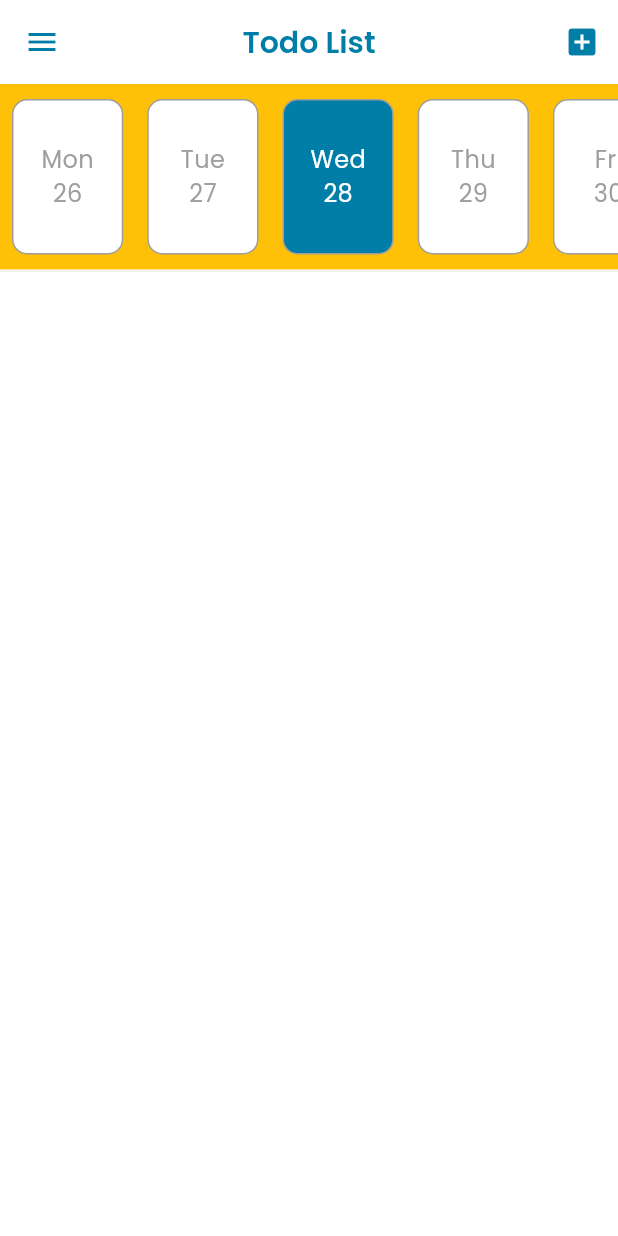
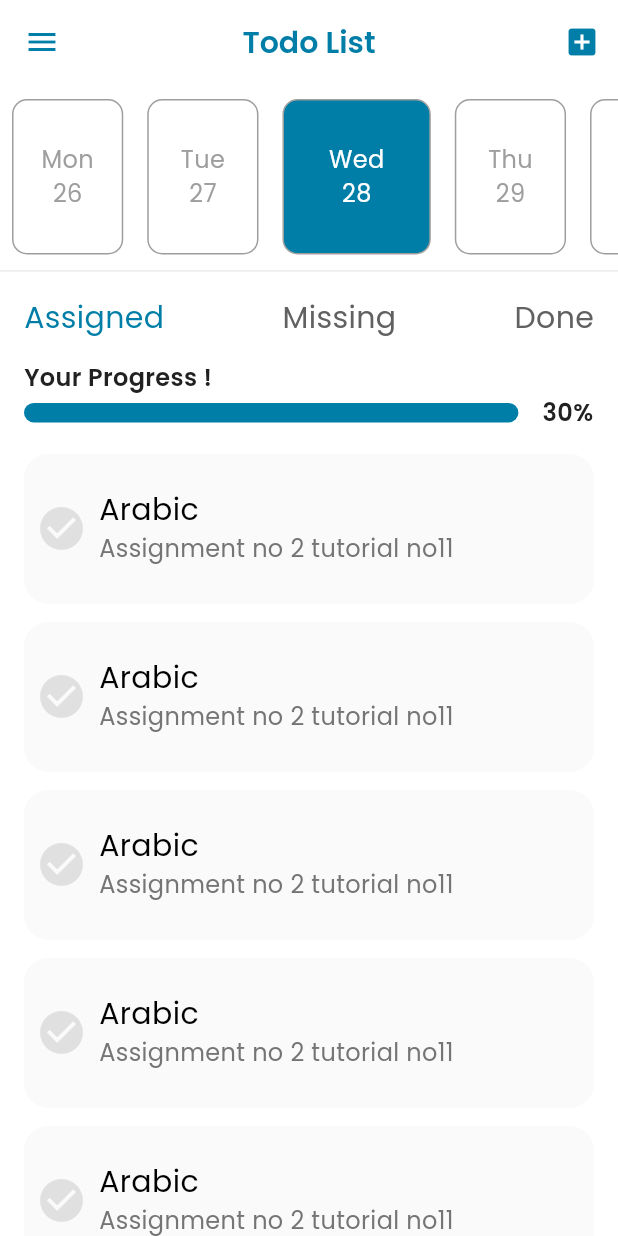
Before and after one commit to mahdymohamed6/Academiq-main, a Flutter app: the screen it shows after launch, on a phone screen of 412 x 824 dp. Run offline on Flutter 3.47's test engine with Material 3 defaults, Android fonts, the phone set to English and light mode, and no system bars.

Commit message:
to do screen pt 1

```diff
--- a/lib/TodoScreen.dart
+++ /dev/null
@@ -1,119 +0,0 @@
-import 'package:carousel_slider/carousel_slider.dart';
-import 'package:flutter/material.dart';
-import 'package:necessities/constants.dart';
-import 'package:necessities/core/styles.dart';
-import 'package:necessities/widgets/custom_appbar.dart';
-
-class TodoScreen extends StatefulWidget {
-  const TodoScreen({super.key});
-
-  @override
-  State<TodoScreen> createState() => _TodoScreenState();
-}
-
-class _TodoScreenState extends State<TodoScreen> {
-  int selectedDateIndex = 2;
-  List dayList = [
-    "Mon",
-    "Tue",
-    "Wed",
-    "Thu",
-    "Fri",
-    "Sat",
-  ];
-  List dateList = [
-    "26",
-    "27",
-    "28",
-    "29",
-    "30",
-    "31",
-  ];
-
-  @override
-  Widget build(BuildContext context) {
-    double width = MediaQuery.of(context).size.width;
-    double height = MediaQuery.of(context).size.height;
-
-    return Scaffold(
-      backgroundColor: Colors.white,
-      appBar: customAppBar(
-          Text(
-            'Todo List',
-            style: TextStyle(
-                color: primaryColor1,
-                fontSize: 20,
-                fontWeight: FontWeight.w600,
-                fontFamily: 'Poppins'),
-          ),
-          [
-            IconButton(
-              onPressed: () {},
-              icon: Icon(Icons.add_box),
-              color: primaryColor1,
-            )
-          ]),
-      body: Column(
-        children: [
-          Container(
-            height: height * 0.15,
-            color: Colors.amber,
-            child: ListView.builder(
-              scrollDirection: Axis.horizontal,
-              itemCount: dateList.length,
-              itemBuilder: (context, index) {
-                return GestureDetector(
-                  onTap: () {
-                    setState(() {
-                      selectedDateIndex = index;
-                    });
-                  },
-                  child: Padding(
-                    padding: const EdgeInsets.symmetric(
-                      horizontal: 8.0,
-                      vertical: 10,
-                    ),
-                    child: Container(
-                      width: width * 0.18,
-                      height: height * 0.1, // Set the fixed height to 200
-                      decoration: BoxDecoration(
-                          color: selectedDateIndex == index
-                              ? primaryColor1
-                              : Colors.white,
-                          borderRadius: BorderRadius.all(Radius.circular(10)),
-                          border: Border.all(color: Colors.grey)),
-                      child: Column(
-                        mainAxisAlignment: MainAxisAlignment.center,
-                        children: [
-                          Text(dayList[index],
-                              style: Style().title.copyWith(
-                                    color: selectedDateIndex == index
-                                        ? Colors.white
-                                        : Colors.grey,
-                                    fontSize: 16.0,
-                                  )),
-                          Text(
-                            dateList[index],
-                           style: Style().title.copyWith(
-                                    color: selectedDateIndex == index
-                                        ? Colors.white
-                                        : Colors.grey,
-                                    fontSize: 16.0,
-                                  )),
-                        ],
-                      ),
-                    ),
-                  ),
-                );
-              },
-            ),
-          ),
-          Divider(
-            height: 2,
-            color: Colors.grey.withOpacity(0.2),
-          )
-        ],
-      ),
-    );
-  }
-}
--- /dev/null
+++ b/lib/features/to_do_screen/Presentation/TodoScreen.dart
@@ -0,0 +1,319 @@
+import 'package:flutter/material.dart';
+import 'package:necessities/constants.dart';
+import 'package:necessities/core/styles.dart';
+import 'package:necessities/widgets/custom_appbar.dart';
+
+class TodoScreen extends StatefulWidget {
+  const TodoScreen({super.key});
+
+  @override
+  State<TodoScreen> createState() => _TodoScreenState();
+}
+
+class _TodoScreenState extends State<TodoScreen> {
+  int selectedDateIndex = 2;
+  List dayList = [
+    "Mon",
+    "Tue",
+    "Wed",
+    "Thu",
+    "Fri",
+    "Sat",
+  ];
+  List dateList = [
+    "26",
+    "27",
+    "28",
+    "29",
+    "30",
+    "31",
+  ];
+
+  @override
+  Widget build(BuildContext context) {
+    double width = MediaQuery.of(context).size.width;
+    double height = MediaQuery.of(context).size.height;
+
+    return Scaffold(
+      backgroundColor: Colors.white,
+      appBar: customAppBar(
+        Text(
+          'Todo List',
+          style: TextStyle(
+            color: primaryColor1,
+            fontSize: 20,
+            fontWeight: FontWeight.w600,
+            fontFamily: 'Poppins',
+          ),
+        ),
+        [
+          IconButton(
+            onPressed: () {},
+            icon: Icon(Icons.add_box),
+            color: primaryColor1,
+          )
+        ],
+      ),
+      body: Column(
+        crossAxisAlignment: CrossAxisAlignment.start,
+        children: [
+          Container(
+            height: height * 0.15,
+            child: ListView.builder(
+              scrollDirection: Axis.horizontal,
+              itemCount: dateList.length,
+              itemBuilder: (context, index) {
+                return GestureDetector(
+                  onTap: () {
+                    setState(() {
+                      selectedDateIndex = index;
+                    });
+                  },
+                  child: Padding(
+                    padding: const EdgeInsets.symmetric(
+                      horizontal: 8.0,
+                      vertical: 10,
+                    ),
+                    child: AnimatedContainer(
+                      duration: Duration(milliseconds: 300),
+                      width: selectedDateIndex == index
+                          ? width * 0.24
+                          : width * 0.18,
+                      height: selectedDateIndex == index
+                          ? height * 0.16
+                          : height * 0.1,
+                      decoration: BoxDecoration(
+                        color: selectedDateIndex == index
+                            ? primaryColor1
+                            : Colors.white,
+                        borderRadius: BorderRadius.all(Radius.circular(10)),
+                        border: Border.all(color: Colors.grey),
+                      ),
+                      child: Column(
+                        mainAxisAlignment: MainAxisAlignment.center,
+                        children: [
+                          Text(
+                            dayList[index],
+                            style: Style().title.copyWith(
+                                  color: selectedDateIndex == index
+                                      ? Colors.white
+                                      : Colors.grey,
+                                  fontSize: 16.0,
+                                ),
+                          ),
+                          Text(
+                            dateList[index],
+                            style: Style().title.copyWith(
+                                  color: selectedDateIndex == index
+                                      ? Colors.white
+                                      : Colors.grey,
+                                  fontSize: 16.0,
+                                ),
+                          ),
+                        ],
+                      ),
+                    ),
+                  ),
+                );
+              },
+            ),
+          ),
+          Divider(
+            height: 2,
+            color: Colors.grey.withOpacity(0.2),
+          ),
+          const SizedBox(
+            height: 16,
+          ),
+          const AssignedMissingDoneRow(),
+          const SizedBox(
+            height: 14,
+          ),
+          Padding(
+            padding: const EdgeInsets.symmetric(horizontal: 16),
+            child: Text(
+              'Your Progress !',
+              style: TextStyle(
+                color: Colors.grey.shade900,
+                fontSize: 16,
+                fontWeight: FontWeight.w600,
+                fontFamily: 'Poppins',
+              ),
+            ),
+          ),
+          const ProgressBar(),
+          const SizedBox(
+            height: 16,
+          ),
+          Expanded(
+            child: ListView.builder(
+                scrollDirection: Axis.vertical,
+                itemCount: 10,
+                itemBuilder: (context, index) {
+                  return Padding(
+                    padding: const EdgeInsets.only(bottom: 12),
+                    child: SubjectsListViewItem(),
+                  );
+                }),
+          )
+        ],
+      ),
+    );
+  }
+}
+
+class SubjectsListViewItem extends StatefulWidget {
+  const SubjectsListViewItem({
+    Key? key,
+  }) : super(key: key);
+
+  @override
+  // ignore: library_private_types_in_public_api
+  _SubjectsListViewItemState createState() => _SubjectsListViewItemState();
+}
+
+class _SubjectsListViewItemState extends State<SubjectsListViewItem> {
+  bool isPressed = false;
+
+  @override
+  Widget build(BuildContext context) {
+    return Padding(
+      padding: const EdgeInsets.symmetric(horizontal: 16),
+      child: Container(
+        height: 100,
+        width: MediaQuery.of(context).size.width,
+        decoration: BoxDecoration(
+          color: Colors.grey.shade50,
+          borderRadius: BorderRadius.circular(16),
+        ),
+        child: Row(
+          children: [
+            IconButton(
+              onPressed: () {
+                setState(() {
+                  isPressed = !isPressed;
+                });
+              },
+              icon: Icon(
+                Icons.check_circle,
+                size: 34,
+                color: isPressed ? Colors.green : Colors.grey.shade300,
+              ),
+            ),
+            Padding(
+              padding: const EdgeInsets.symmetric(vertical: 23),
+              child: Column(
+                crossAxisAlignment: CrossAxisAlignment.start,
+                children: [
+                  const Text(
+                    'Arabic',
+                    style: TextStyle(
+                      color: Colors.black,
+                      fontSize: 20,
+                      fontWeight: FontWeight.w500,
+                      fontFamily: 'Poppins',
+                    ),
+                  ),
+                  Text(
+                    'Assignment no 2 tutorial no11',
+                    style: TextStyle(
+                      color: Colors.grey.shade600,
+                      fontSize: 16,
+                      fontWeight: FontWeight.w500,
+                      fontFamily: 'Poppins',
+                    ),
+                  )
+                ],
+              ),
+            )
+          ],
+        ),
+      ),
+    );
+  }
+}
+
+class ProgressBar extends StatelessWidget {
+  const ProgressBar({
+    super.key,
+  });
+
+  @override
+  Widget build(BuildContext context) {
+    return Padding(
+      padding: const EdgeInsets.symmetric(horizontal: 16),
+      child: Row(
+        children: [
+          Padding(
+            padding: const EdgeInsets.only(right: 16),
+            child: Container(
+              height: 13,
+              width: MediaQuery.of(context).size.width * 0.8,
+              decoration: BoxDecoration(
+                  color: primaryColor1,
+                  borderRadius: BorderRadius.circular(22)),
+            ),
+          ),
+          Text(
+            '30%',
+            style: TextStyle(
+              color: Colors.grey.shade900,
+              fontSize: 16,
+              fontWeight: FontWeight.w600,
+              fontFamily: 'Poppins',
+            ),
+          ),
+        ],
+      ),
+    );
+  }
+}
+
+class AssignedMissingDoneRow extends StatefulWidget {
+  const AssignedMissingDoneRow({
+    Key? key,
+  }) : super(key: key);
+
+  @override
+  // ignore: library_private_types_in_public_api
+  _AssignedMissingDoneRowState createState() => _AssignedMissingDoneRowState();
+}
+
+class _AssignedMissingDoneRowState extends State<AssignedMissingDoneRow> {
+  List<String> textList = ['Assigned', 'Missing', 'Done'];
+  int selectedIndex = 0;
+
+  @override
+  Widget build(BuildContext context) {
+    return Padding(
+      padding: const EdgeInsets.symmetric(horizontal: 16),
+      child: Row(
+        mainAxisAlignment: MainAxisAlignment.spaceBetween,
+        children: List.generate(textList.length, (index) {
+          return GestureDetector(
+            onTap: () {
+              setState(() {
+                selectedIndex = index;
+              });
+            },
+            child: Column(
+              children: [
+                Text(
+                  textList[index],
+                  style: TextStyle(
+                    color: index == selectedIndex
+                        ? primaryColor1 // or any color you prefer for selected
+                        : Colors.grey.shade700,
+                    fontSize: 20,
+                    fontWeight: FontWeight.w300,
+                    fontFamily: 'Poppins',
+                  ),
+                ),
+              ],
+            ),
+          );
+        }),
+      ),
+    );
+  }
+}
--- a/lib/main.dart
+++ b/lib/main.dart
@@ -1,8 +1,5 @@
 import 'package:flutter/material.dart';
-import 'package:necessities/Login.dart';
-import 'package:necessities/TodoScreen.dart';
-import 'package:necessities/home.dart';
-import 'package:necessities/splash.dart';
+import 'package:necessities/features/to_do_screen/Presentation/TodoScreen.dart';
 
 void main() {
   runApp(const MyApp());
@@ -14,7 +11,7 @@ class MyApp extends StatelessWidget {
   // This widget is the root of your application.
   @override
   Widget build(BuildContext context) {
-    return MaterialApp(
+    return const MaterialApp(
         debugShowCheckedModeBanner: false,
         title: 'Flutter Demo',
         home: TodoScreen());
--- a/lib/widgets/custom_text_form_pass.dart
+++ b/lib/widgets/custom_text_form_pass.dart
@@ -1,5 +1,4 @@
 import 'package:flutter/material.dart';
-import 'package:necessities/constants.dart';
 
 class CustomizedTextFormFieldPass extends StatefulWidget {
   const CustomizedTextFormFieldPass({
```
Also changed, not shown: lib/core/styles.dart (+2 -5 lines).
